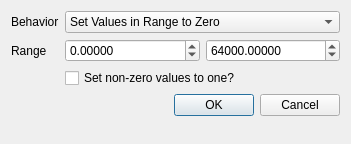
Qt form Vespucci/GUI/Processing/booleanizedialog.ui (VespucciProject/Vespucci) before a commit.
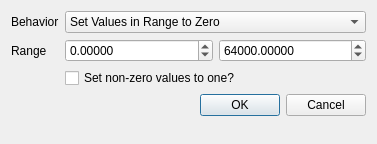
The same form after that commit.

Diff of the .ui file:
```diff
--- a/Vespucci/GUI/Processing/booleanizedialog.ui
+++ b/Vespucci/GUI/Processing/booleanizedialog.ui
@@ -6,7 +6,7 @@
    <rect>
     <x>0</x>
     <y>0</y>
-    <width>268</width>
+    <width>377</width>
     <height>144</height>
    </rect>
   </property>
```
Left out of the diff: 4 changed lines with no effect on the pictures.
